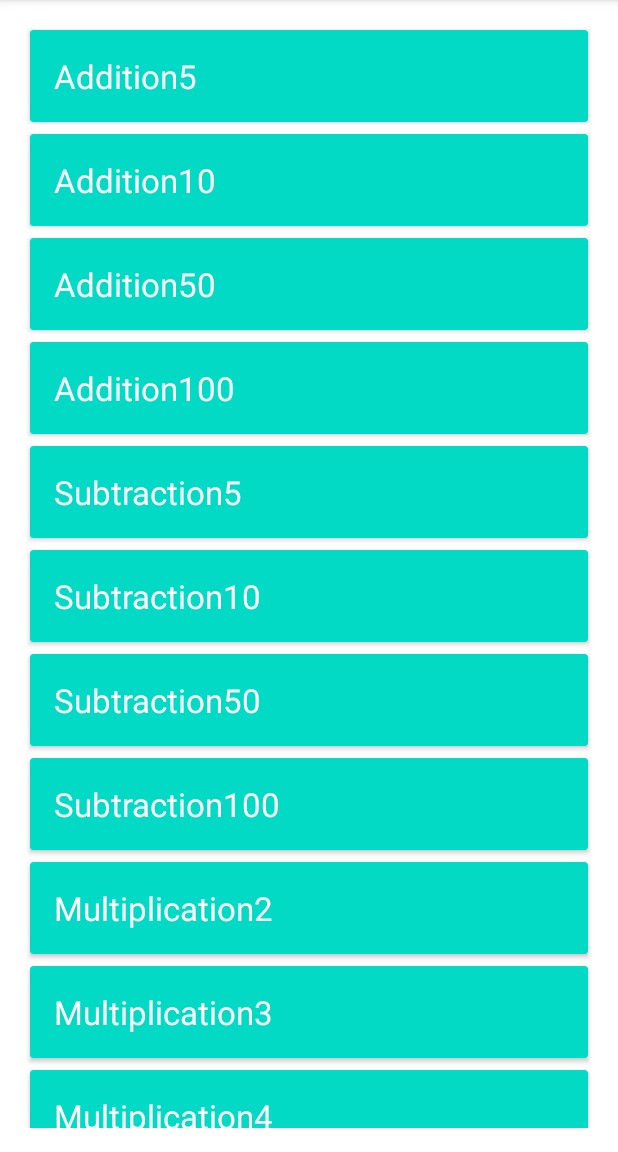
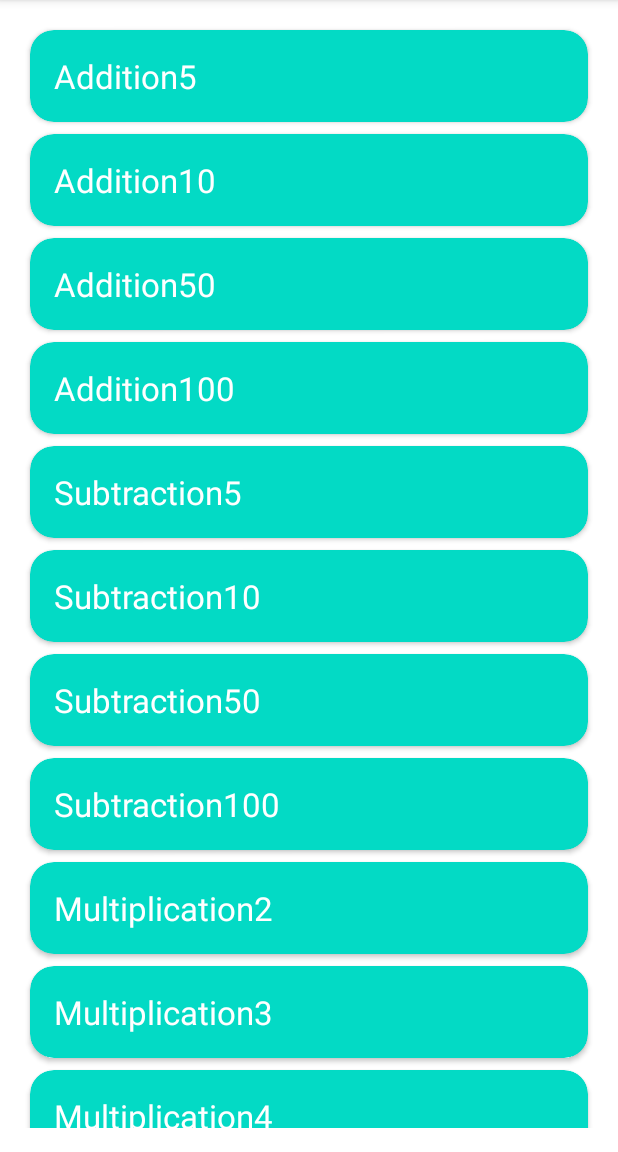
Before and after one commit to cszach/MathQuiz, an Android app: the ConfigurationFragment screen opened through its navigation route, on a phone screen of 412 x 824 dp, the part 84-1236 px from its top. Run offline under Robolectric (Android 15) with nearby library versions, the phone set to English and light mode, and no system bars.

Commit message:
[Configuration] View: rounded corner

```diff
--- a/app/src/main/res/layout/configuration_item.xml
+++ b/app/src/main/res/layout/configuration_item.xml
@@ -5,7 +5,8 @@
     android:layout_width="match_parent"
     android:layout_height="wrap_content"
     android:layout_margin="4dp"
-    app:cardBackgroundColor="@color/teal_200">
+    app:cardBackgroundColor="@color/teal_200"
+    app:cardCornerRadius="16dp">
 
     <LinearLayout
         android:layout_width="match_parent"
```
